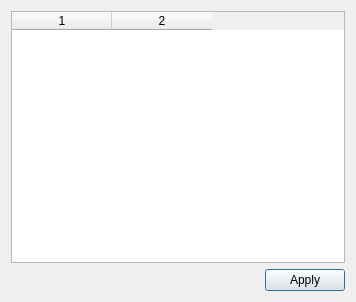
Old version of the form src/main/python/ui/mds.ui in the repository 3ll3d00d/beqdesigner.
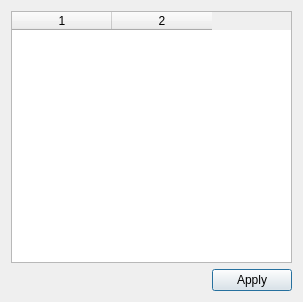
New version of the form.

Patch:
```diff
--- a/src/main/python/ui/mds.ui
+++ b/src/main/python/ui/mds.ui
@@ -6,7 +6,7 @@
    <rect>
     <x>0</x>
     <y>0</y>
-    <width>356</width>
+    <width>303</width>
     <height>302</height>
    </rect>
   </property>
```
